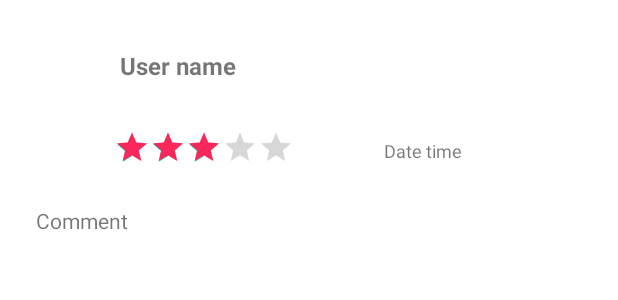
After one commit to dieutrinh28/doan-mobile-java, an Android app: the layout review_item.xml on its own in the app's theme, with its tools: preview values and no code run, on a phone screen of 412 x 824 dp. The commit adds this screen. Shown: the top 300 px of the screen. Run offline under Robolectric (Android 15) with nearby library versions, the phone set to English and light mode, and no system bars.

Commit message:
review-item

```diff
--- /dev/null
+++ b/app/src/main/java/com/example/bewithyou/ui/review/ReviewAdapter.java
@@ -0,0 +1,4 @@
+package com.example.bewithyou.ui.review;
+
+public class ReviewAdapter {
+}
--- /dev/null
+++ b/app/src/main/java/com/example/bewithyou/ui/review/ReviewPage.java
@@ -0,0 +1,4 @@
+package com.example.bewithyou.ui.review;
+
+public class ReviewPage {
+}
--- /dev/null
+++ b/app/src/main/res/layout/review_item.xml
@@ -0,0 +1,66 @@
+<?xml version="1.0" encoding="utf-8"?>
+<LinearLayout xmlns:android="http://schemas.android.com/apk/res/android"
+    android:layout_width="match_parent"
+    android:layout_height="match_parent"
+    android:orientation="vertical"
+    android:padding="16dp">
+
+    <LinearLayout
+        android:layout_width="match_parent"
+        android:layout_height="wrap_content"
+        android:orientation="vertical">
+
+        <LinearLayout
+            android:layout_width="match_parent"
+            android:layout_height="wrap_content"
+            android:orientation="horizontal">
+
+            <ImageView
+                android:layout_width="40dp"
+                android:layout_height="40dp"
+                android:layout_margin="8dp"
+                android:scaleType="centerCrop"
+                android:layout_gravity="center"/>
+
+            <TextView
+                android:layout_width="wrap_content"
+                android:layout_height="wrap_content"
+                android:textSize="16sp"
+                android:textStyle="bold"
+                android:layout_marginLeft="8dp"
+                android:layout_gravity="center"
+                android:text="User name"/>
+        </LinearLayout>
+
+        <LinearLayout
+            android:layout_width="match_parent"
+            android:layout_height="wrap_content"
+            android:orientation="horizontal">
+
+            <RatingBar
+                android:contentDescription="Rating"
+                android:layout_width="wrap_content"
+                android:layout_height="wrap_content"
+                android:scaleX="0.5"
+                android:scaleY="0.5"
+                android:numStars="5"
+                android:stepSize="1"
+                android:rating="3"
+                android:progressTint="#FA275A"
+                />
+            <TextView
+                android:layout_width="wrap_content"
+                android:layout_height="wrap_content"
+                android:textSize="12sp"
+                android:layout_gravity="center"
+                android:text="Date time" />
+        </LinearLayout>
+
+        <TextView
+            android:layout_width="match_parent"
+            android:layout_height="wrap_content"
+            android:layout_margin="8dp"
+            android:text="Comment" />
+
+    </LinearLayout>
+</LinearLayout>
--- a/app/src/main/res/values/themes.xml
+++ b/app/src/main/res/values/themes.xml
@@ -1,6 +1,6 @@
 <resources xmlns:tools="http://schemas.android.com/tools">
     <!-- Base application theme. -->
-    <style name="Theme.BeWithYou" parent="Theme.MaterialComponents.DayNight.DarkActionBar">
+    <style name="Theme.BeWithYou" parent="Theme.MaterialComponents.DayNight.NoActionBar">
         <!-- Primary brand color. -->
         <item name="colorPrimary">@color/purple_500</item>
         <item name="colorPrimaryVariant">@color/purple_700</item>
```
Also changed, not shown: app/src/main/java/com/example/bewithyou/model/Review.java (added, +72 -0 lines).
